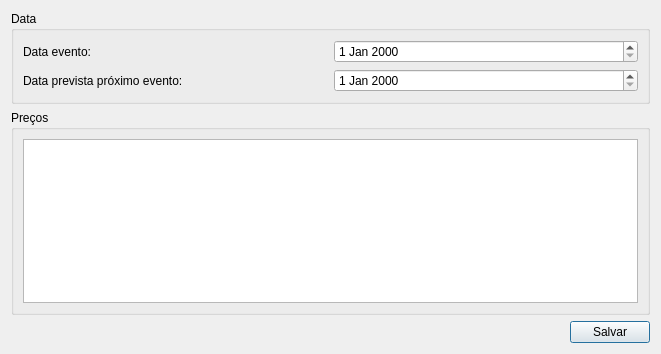
This is ui/inputdialog.ui in lellisls/ERP-STACCATO as Qt 5 draws it before an edit. The edited form follows.
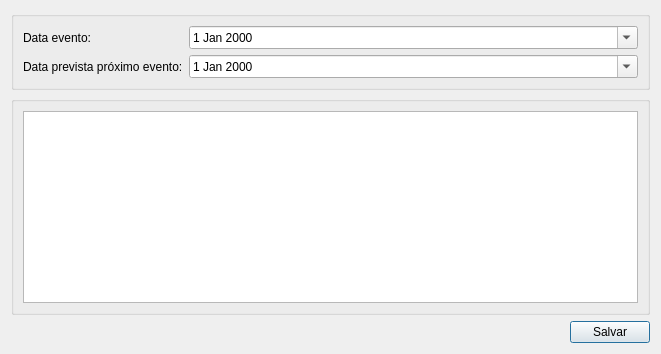
This is the edited form. Custom widgets are drawn as their Qt base class.

Diff of the .ui file:
```diff
--- a/ui/inputdialog.ui
+++ b/ui/inputdialog.ui
@@ -43,7 +43,13 @@
    <item row="1" column="0" colspan="2">
     <widget class="QGroupBox" name="groupBoxDataPreco">
      <property name="title">
-      <string>Preços</string>
+      <string/>
+     </property>
+     <property name="flat">
+      <bool>false</bool>
+     </property>
+     <property name="checkable">
+      <bool>false</bool>
      </property>
      <layout class="QGridLayout" name="gridLayout_3">
       <item row="0" column="0">
@@ -55,11 +61,21 @@
    <item row="0" column="0" colspan="2">
     <widget class="QGroupBox" name="groupBoxData">
      <property name="title">
-      <string>Data</string>
+      <string/>
      </property>
      <layout class="QGridLayout" name="gridLayout_2">
       <item row="0" column="1">
-       <widget class="QDateEdit" name="dateEditEvento"/>
+       <widget class="QDateEdit" name="dateEditEvento">
+        <property name="sizePolicy">
+         <sizepolicy hsizetype="Expanding" vsizetype="Fixed">
+          <horstretch>0</horstretch>
+          <verstretch>0</verstretch>
+         </sizepolicy>
+        </property>
+        <property name="calendarPopup">
+         <bool>true</bool>
+        </property>
+       </widget>
       </item>
       <item row="1" column="0">
        <widget class="QLabel" name="labelProximoEvento">
@@ -69,7 +85,17 @@
        </widget>
       </item>
       <item row="1" column="1">
-       <widget class="QDateEdit" name="dateEditProximo"/>
+       <widget class="QDateEdit" name="dateEditProximo">
+        <property name="sizePolicy">
+         <sizepolicy hsizetype="Expanding" vsizetype="Fixed">
+          <horstretch>0</horstretch>
+          <verstretch>0</verstretch>
+         </sizepolicy>
+        </property>
+        <property name="calendarPopup">
+         <bool>true</bool>
+        </property>
+       </widget>
       </item>
       <item row="0" column="0">
        <widget class="QLabel" name="labelEvento">
```
